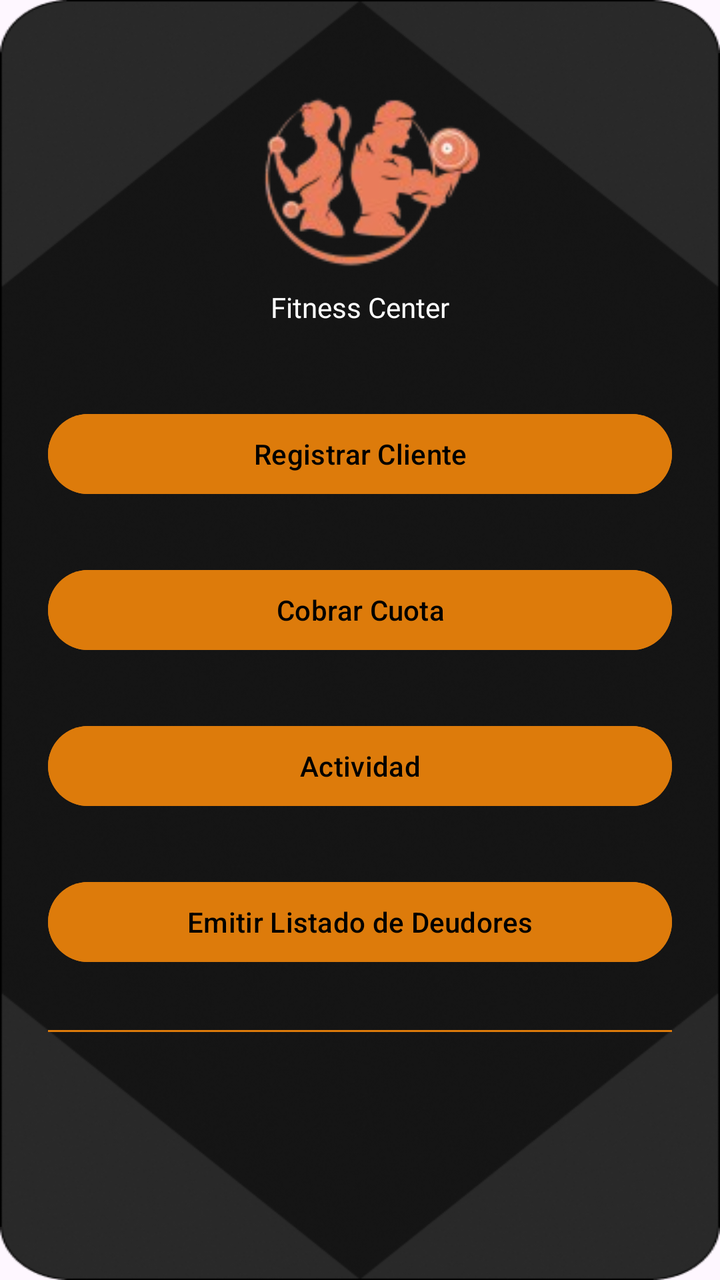
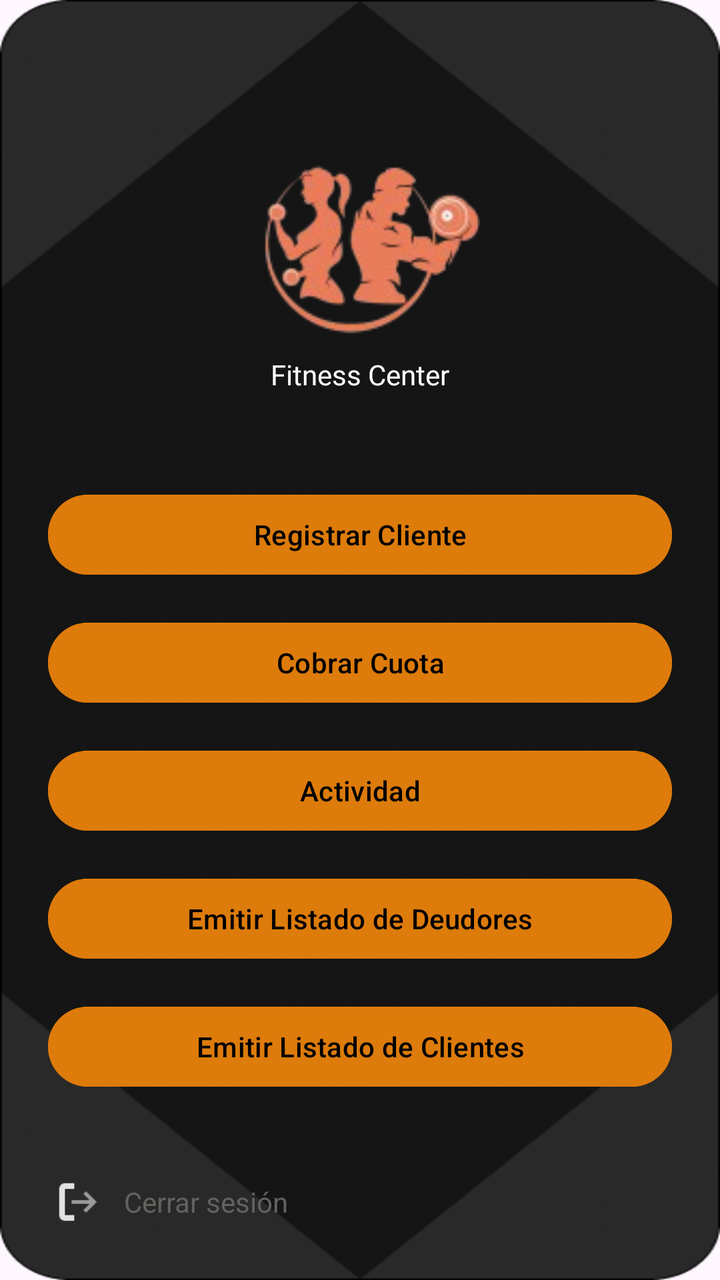

Compare the two renders of this Android layout. The source of the first and the diff that turns it into the second are given below.
<!-- AndroidManifest.xml: application theme Theme.ClubDeportivo_Equipo1 -->
<!-- res/layout/activity_home.xml -->
<?xml version="1.0" encoding="utf-8"?>
<androidx.constraintlayout.widget.ConstraintLayout xmlns:android="http://schemas.android.com/apk/res/android"
    xmlns:app="http://schemas.android.com/apk/res-auto"
    xmlns:tools="http://schemas.android.com/tools"
    android:id="@+id/main"
    android:layout_width="match_parent"
    android:layout_height="match_parent"
    tools:context=".HomeActivity">


    <LinearLayout
        xmlns:android="http://schemas.android.com/apk/res/android"
        android:id="@+id/home"
        android:layout_width="match_parent"
        android:layout_height="match_parent"
        android:padding="24dp"
        android:orientation="vertical"
        android:gravity="center"
        android:background="@drawable/fondo_app">

        <ImageView
            android:layout_width="120dp"
            android:layout_height="120dp"
            android:src="@drawable/logo_fitness"
            />

        <TextView
            android:layout_width="match_parent"
            android:layout_height="wrap_content"
            android:text="Fitness Center"
            android:textSize="14sp"
            android:gravity="center"
            android:textColor="@color/white"
            android:fontFamily="@font/letra_marca"
            android:layout_marginBottom="40dp"/>

        <LinearLayout
            android:layout_width="match_parent"
            android:layout_height="wrap_content"
            android:layout_weight="1"
            android:gravity="center"
            android:orientation="vertical">


            <Button
                android:id="@+id/btnRegistrarCliente"
                android:layout_width="match_parent"
                android:layout_height="wrap_content"
                android:text="Registrar Cliente"
                android:backgroundTint="@color/botones"
                android:textColor="@color/black"
                android:layout_marginBottom="30dp"

                />

            <Button
                android:id="@+id/btnCobrarCuota"
                android:layout_width="match_parent"
                android:layout_height="wrap_content"
                android:text="Cobrar Cuota"
                android:backgroundTint="@color/botones"
                android:textColor="@color/black"
                android:layout_marginBottom="30dp" />

            <Button
                android:id="@+id/btnActividad"
                android:layout_width="match_parent"
                android:layout_height="wrap_content"
                android:text="Actividad"
                android:backgroundTint="@color/botones"
                android:textColor="@color/black"
                android:layout_marginBottom="30dp" />

            <Button
                android:id="@+id/btnListadoDeDeudores"
                android:layout_width="match_parent"
                android:layout_height="wrap_content"
                android:text="Emitir Listado de Deudores"
                android:backgroundTint="@color/botones"
                android:textColor="@color/black"
                android:layout_marginBottom="30dp" />

            <Button
                android:id="@+id/btnListadoDeClientes"
                android:layout_width="match_parent"
                android:layout_height="wrap_content"
                android:text="Emitir Listado de Clientes"
                android:backgroundTint="@color/botones"
                android:textColor="@color/black"
                android:layout_marginBottom="100dp" />

            <LinearLayout
                android:layout_width="match_parent"
                android:layout_height="wrap_content"
                android:orientation="horizontal">

                <ImageView
                    android:layout_width="30dp"
                    android:layout_height="30dp"
                    android:src="@drawable/img_logout"/>

                <TextView
                    android:id="@+id/tvCerrarSesion"
                    android:layout_width="match_parent"
                    android:layout_height="wrap_content"
                    android:translationY="5dp"
                    android:text="Cerrar sesión"
                    android:textColor="@color/texto_home"/>

            </LinearLayout>

        </LinearLayout>

    </LinearLayout>

</androidx.constraintlayout.widget.ConstraintLayout>
<!-- resources referenced by this layout -->
<resources>
  <color name="black">#FF000000</color>
  <color name="botones">#DD7B0B</color>
  <color name="texto_home">#64625E</color>
  <color name="white">#FFFFFFFF</color>
  <!-- drawable fondo_app: png bitmap (drawable, 104911 bytes) -->
  <!-- drawable img_logout: png bitmap (drawable, 542 bytes) -->
  <!-- drawable logo_fitness: png bitmap (drawable, 13747 bytes) -->
  <style name="Theme.ClubDeportivo_Equipo1" parent="Base.Theme.ClubDeportivo_Equipo1" />
  <style name="Base.Theme.ClubDeportivo_Equipo1" parent="Theme.Material3.DayNight.NoActionBar">
          
          
      </style>
</resources>

<!-- the commit's change to res/layout/activity_home.xml (unified diff, before → after) -->
@@ -7,22 +7,28 @@
     android:layout_height="match_parent"
     tools:context=".HomeActivity">
 
-
     <LinearLayout
-        xmlns:android="http://schemas.android.com/apk/res/android"
         android:id="@+id/home"
         android:layout_width="match_parent"
         android:layout_height="match_parent"
         android:padding="24dp"
         android:orientation="vertical"
-        android:gravity="center"
         android:background="@drawable/fondo_app">
+
+        <TextView
+            android:id="@+id/tvSesion"
+            android:layout_width="match_parent"
+            android:layout_height="wrap_content"
+            android:gravity="start"
+            android:layout_marginBottom="16dp"
+            android:textColor="@color/white"
+            android:textSize="13sp"/>
 
         <ImageView
             android:layout_width="120dp"
             android:layout_height="120dp"
-            android:src="@drawable/logo_fitness"
-            />
+            android:layout_gravity="center_horizontal"
+            android:src="@drawable/logo_fitness"/>
 
         <TextView
             android:layout_width="match_parent"
@@ -32,83 +38,85 @@
             android:gravity="center"
             android:textColor="@color/white"
             android:fontFamily="@font/letra_marca"
-            android:layout_marginBottom="40dp"/>
+            android:layout_marginBottom="24dp"/>
+
+        <ScrollView
+            android:layout_width="match_parent"
+            android:layout_height="0dp"
+            android:layout_weight="1"
+            android:fillViewport="true">
+
+            <LinearLayout
+                android:layout_width="match_parent"
+                android:layout_height="wrap_content"
+                android:gravity="center"
+                android:orientation="vertical">
+
+                <Button
+                    android:id="@+id/btnRegistrarCliente"
+                    android:layout_width="match_parent"
+                    android:layout_height="wrap_content"
+                    android:text="Registrar Cliente"
+                    android:backgroundTint="@color/botones"
+                    android:textColor="@color/black"
+                    android:layout_marginBottom="16dp"/>
+
+                <Button
+                    android:id="@+id/btnCobrarCuota"
+                    android:layout_width="match_parent"
+                    android:layout_height="wrap_content"
+                    android:text="Cobrar Cuota"
+                    android:backgroundTint="@color/botones"
+                    android:textColor="@color/black"
+                    android:layout_marginBottom="16dp"/>
+
+                <Button
+                    android:id="@+id/btnActividad"
+                    android:layout_width="match_parent"
+                    android:layout_height="wrap_content"
+                    android:text="Actividad"
+                    android:backgroundTint="@color/botones"
+                    android:textColor="@color/black"
+                    android:layout_marginBottom="16dp"/>
+
+                <Button
+                    android:id="@+id/btnListadoDeDeudores"
+                    android:layout_width="match_parent"
+                    android:layout_height="wrap_content"
+                    android:text="Emitir Listado de Deudores"
+                    android:backgroundTint="@color/botones"
+                    android:textColor="@color/black"
+                    android:layout_marginBottom="16dp"/>
+
+                <Button
+                    android:id="@+id/btnListadoDeClientes"
+                    android:layout_width="match_parent"
+                    android:layout_height="wrap_content"
+                    android:text="Emitir Listado de Clientes"
+                    android:backgroundTint="@color/botones"
+                    android:textColor="@color/black"/>
+            </LinearLayout>
+        </ScrollView>
 
         <LinearLayout
             android:layout_width="match_parent"
             android:layout_height="wrap_content"
-            android:layout_weight="1"
-            android:gravity="center"
-            android:orientation="vertical">
+            android:layout_marginTop="16dp"
+            android:gravity="center_vertical"
+            android:orientation="horizontal">
 
+            <ImageView
+                android:layout_width="30dp"
+                android:layout_height="30dp"
+                android:src="@drawable/img_logout"/>
 
-            <Button
-                android:id="@+id/btnRegistrarCliente"
-                android:layout_width="match_parent"
+            <TextView
+                android:id="@+id/tvCerrarSesion"
+                android:layout_width="wrap_content"
                 android:layout_height="wrap_content"
-                android:text="Registrar Cliente"
-                android:backgroundTint="@color/botones"
-                android:textColor="@color/black"
-                android:layout_marginBottom="30dp"
-
-                />
-
-            <Button
-                android:id="@+id/btnCobrarCuota"
-                android:layout_width="match_parent"
-                android:layout_height="wrap_content"
-                android:text="Cobrar Cuota"
-                android:backgroundTint="@color/botones"
-                android:textColor="@color/black"
-                android:layout_marginBottom="30dp" />
-
-            <Button
-                android:id="@+id/btnActividad"
-                android:layout_width="match_parent"
-                android:layout_height="wrap_content"
-                android:text="Actividad"
-                android:backgroundTint="@color/botones"
-                android:textColor="@color/black"
-                android:layout_marginBottom="30dp" />
-
-            <Button
-                android:id="@+id/btnListadoDeDeudores"
-                android:layout_width="match_parent"
-                android:layout_height="wrap_content"
-                android:text="Emitir Listado de Deudores"
-                android:backgroundTint="@color/botones"
-                android:textColor="@color/black"
-                android:layout_marginBottom="30dp" />
-
-            <Button
-                android:id="@+id/btnListadoDeClientes"
-                android:layout_width="match_parent"
-                android:layout_height="wrap_content"
-                android:text="Emitir Listado de Clientes"
-                android:backgroundTint="@color/botones"
-                android:textColor="@color/black"
-                android:layout_marginBottom="100dp" />
-
-            <LinearLayout
-                android:layout_width="match_parent"
-                android:layout_height="wrap_content"
-                android:orientation="horizontal">
-
-                <ImageView
-                    android:layout_width="30dp"
-                    android:layout_height="30dp"
-                    android:src="@drawable/img_logout"/>
-
-                <TextView
-                    android:id="@+id/tvCerrarSesion"
-                    android:layout_width="match_parent"
-                    android:layout_height="wrap_content"
-                    android:translationY="5dp"
-                    android:text="Cerrar sesión"
-                    android:textColor="@color/texto_home"/>
-
-            </LinearLayout>
-
+                android:layout_marginStart="8dp"
+                android:text="Cerrar sesión"
+                android:textColor="@color/texto_home"/>
         </LinearLayout>
 
     </LinearLayout>
